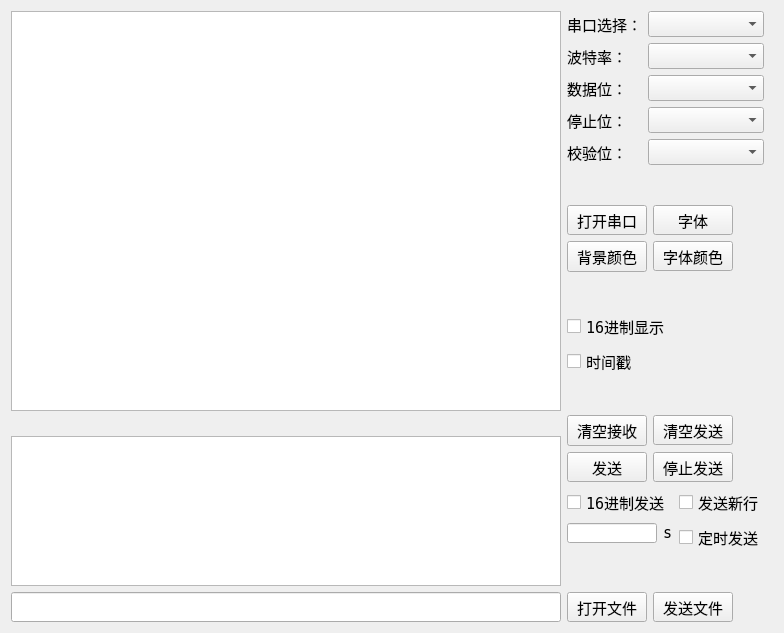
First picture: the form in SerialPortDbg/mainwidget.ui, repository SandroDickens/SupperCOM, before the edit.
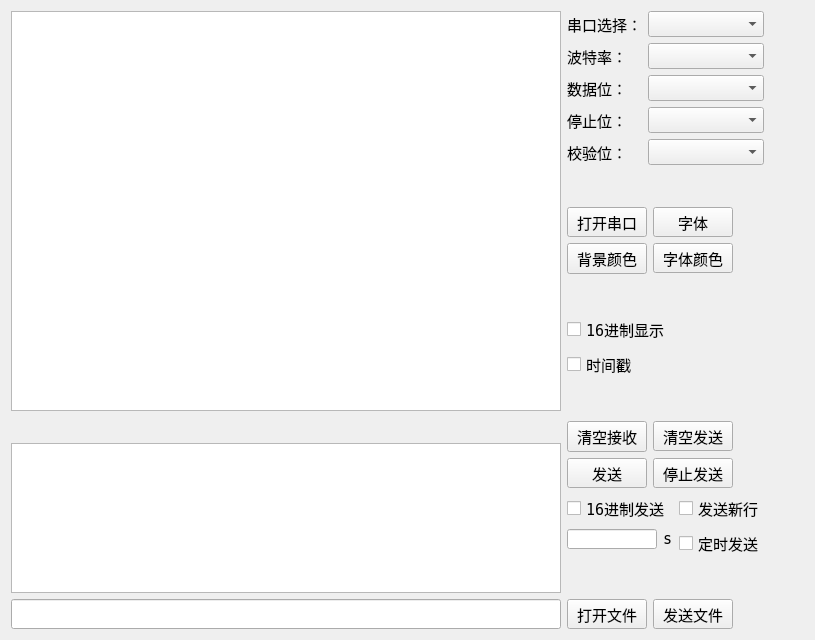
Second picture: the form after the edit.

Commit message: Notebook high score screen ui disorder

Diff of the .ui file:
```diff
--- a/SerialPortDbg/mainwidget.ui
+++ b/SerialPortDbg/mainwidget.ui
@@ -6,8 +6,8 @@
    <rect>
     <x>0</x>
     <y>0</y>
-    <width>784</width>
-    <height>633</height>
+    <width>815</width>
+    <height>640</height>
    </rect>
   </property>
   <property name="sizePolicy">
```
